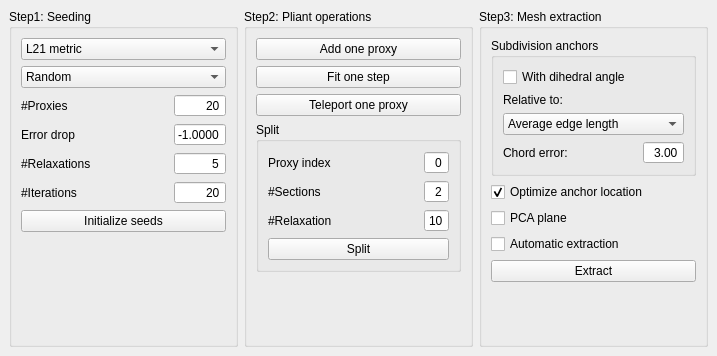
The window that Polyhedron/demo/Polyhedron/Plugins/Surface_mesh/Surface_mesh_approximation_dockwidget.ui (CGAL/cgal) describes before a commit, drawn with Qt 5.
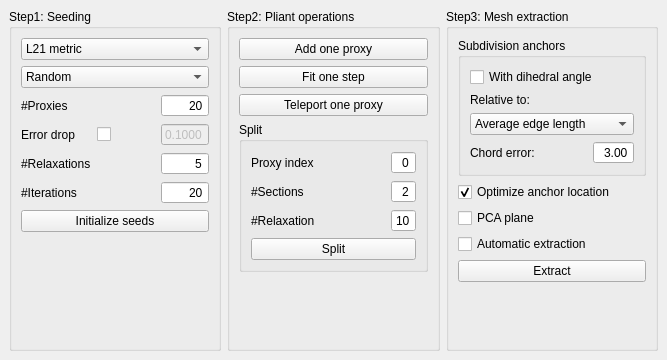
The same window after the commit.

The edit to the form file:
```diff
--- a/Polyhedron/demo/Polyhedron/Plugins/Surface_mesh/Surface_mesh_approximation_dockwidget.ui
+++ b/Polyhedron/demo/Polyhedron/Plugins/Surface_mesh/Surface_mesh_approximation_dockwidget.ui
@@ -6,8 +6,8 @@
    <rect>
     <x>0</x>
     <y>0</y>
-    <width>717</width>
-    <height>356</height>
+    <width>667</width>
+    <height>360</height>
    </rect>
   </property>
   <property name="windowTitle">
@@ -120,7 +120,7 @@
          <item row="2" column="2">
           <widget class="QDoubleSpinBox" name="error_drop">
            <property name="enabled">
-            <bool>true</bool>
+            <bool>false</bool>
            </property>
            <property name="toolTip">
             <string>Negative value is ignored</string>
@@ -135,7 +135,7 @@
             <number>4</number>
            </property>
            <property name="minimum">
-            <double>-1.000000000000000</double>
+            <double>0.001000000000000</double>
            </property>
            <property name="maximum">
             <double>1.000000000000000</double>
@@ -144,7 +144,7 @@
             <double>0.010000000000000</double>
            </property>
            <property name="value">
-            <double>-1.000000000000000</double>
+            <double>0.100000000000000</double>
            </property>
           </widget>
          </item>
@@ -184,6 +184,13 @@
            </property>
           </widget>
          </item>
+         <item row="2" column="1">
+          <widget class="QCheckBox" name="enable_error_drop">
+           <property name="text">
+            <string/>
+           </property>
+          </widget>
+         </item>
         </layout>
        </item>
        <item>
```
Left out of the diff: 19 changed lines with no effect on the pictures.
